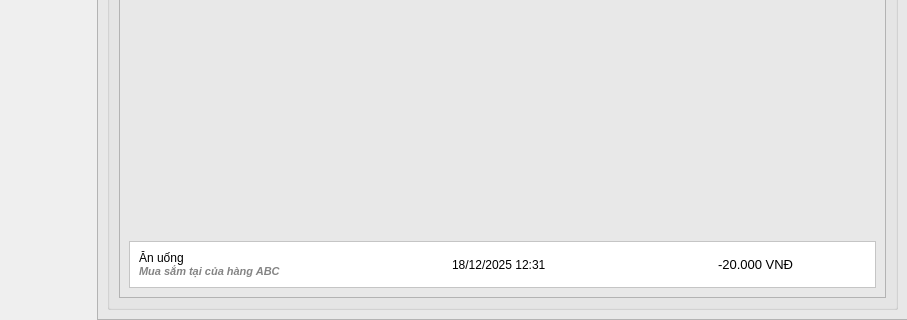
This is dashboard.ui in nmchien1106/PBL2_MONEYTRACKER as Qt 5 draws it before an edit; both pictures show x 113 to 1020 and y 411 to 731 of the 1020 by 731 pixel window. The edited form follows.
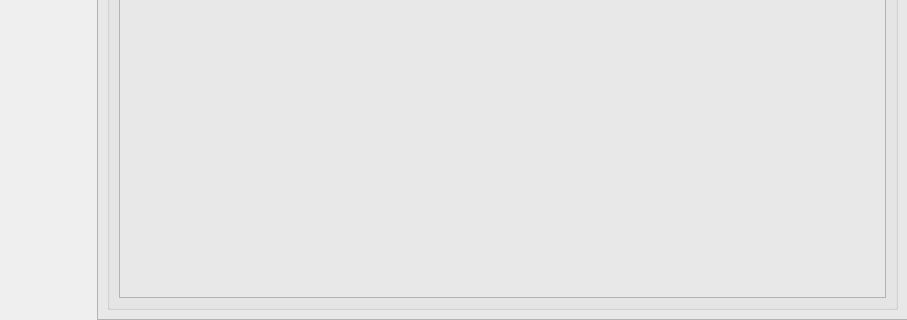
This is the edited form. The open tabs and pages were chosen to show the change. Icons and pictures are not drawn.

```diff
--- a/dashboard.ui
+++ b/dashboard.ui
@@ -1766,7 +1766,7 @@
                <property name="layoutDirection">
                 <enum>Qt::LayoutDirection::RightToLeft</enum>
                </property>
-               <layout class="QVBoxLayout" name="verticalLayout_10" stretch="0,0">
+               <layout class="QVBoxLayout" name="verticalLayout_10" stretch="0">
                 <property name="spacing">
                  <number>5</number>
                 </property>
@@ -1786,191 +1786,6 @@
                   </property>
                  </spacer>
                 </item>
-                <item>
-                 <widget class="QFrame" name="card_danhmuc">
-                  <property name="enabled">
-                   <bool>true</bool>
-                  </property>
-                  <property name="minimumSize">
-                   <size>
-                    <width>60</width>
-                    <height>0</height>
-                   </size>
-                  </property>
-                  <property name="maximumSize">
-                   <size>
-                    <width>12000000</width>
-                    <height>60</height>
-                   </size>
-                  </property>
-                  <property name="visible">
-                   <bool>false</bool>
-                  </property>
-                  <property name="styleSheet">
-                   <string notr="true">background-color: rgb(255, 255, 255);</string>
-                  </property>
-                  <property name="frameShape">
-                   <enum>QFrame::Shape::StyledPanel</enum>
-                  </property>
-                  <property name="frameShadow">
-                   <enum>QFrame::Shadow::Raised</enum>
-                  </property>
-                  <layout class="QHBoxLayout" name="horizontalLayout">
-                   <item>
-                    <layout class="QHBoxLayout" name="horizontalLayout_4">
-                     <property name="sizeConstraint">
-                      <enum>QLayout::SizeConstraint::SetMinAndMaxSize</enum>
-                     </property>
-                     <item>
-                      <widget class="QPushButton" name="remove_btn">
-                       <property name="sizePolicy">
-                        <sizepolicy hsizetype="Fixed" vsizetype="Fixed">
-                         <horstretch>0</horstretch>
-                         <verstretch>0</verstretch>
-                        </sizepolicy>
-                       </property>
-                       <property name="maximumSize">
-                        <size>
-                         <width>30</width>
-                         <height>16777215</height>
-                        </size>
-                       </property>
-                       <property name="styleSheet">
-                        <string notr="true">border: none;
-background-color: none</string>
-                       </property>
-                       <property name="text">
-                        <string/>
-                       </property>
-                       <property name="icon">
-                        <iconset resource="src.qrc">
-                         <normaloff>:/img/src/remove.png</normaloff>:/img/src/remove.png</iconset>
-                       </property>
-                       <property name="iconSize">
-                        <size>
-                         <width>22</width>
-                         <height>22</height>
-                        </size>
-                       </property>
-                      </widget>
-                     </item>
-                     <item>
-                      <widget class="QPushButton" name="edit_btn">
-                       <property name="sizePolicy">
-                        <sizepolicy hsizetype="Fixed" vsizetype="Fixed">
-                         <horstretch>0</horstretch>
-                         <verstretch>0</verstretch>
-                        </sizepolicy>
-                       </property>
-                       <property name="maximumSize">
-                        <size>
-                         <width>30</width>
-                         <height>16777215</height>
-                        </size>
-                       </property>
-                       <property name="styleSheet">
-                        <string notr="true">border: none;
-background-color: none</string>
-                       </property>
-                       <property name="text">
-                        <string/>
-                       </property>
-                       <property name="icon">
-                        <iconset resource="src.qrc">
-                         <normaloff>:/img/src/icon.ico</normaloff>:/img/src/icon.ico</iconset>
-                       </property>
-                       <property name="iconSize">
-                        <size>
-                         <width>22</width>
-                         <height>22</height>
-                        </size>
-                       </property>
-                      </widget>
-                     </item>
-                    </layout>
-                   </item>
-                   <item>
-                    <widget class="QLabel" name="amount_giaodich">
-                     <property name="text">
-                      <string>&lt;html&gt;&lt;head/&gt;&lt;body&gt;&lt;p&gt;&lt;span style=&quot; font-size:10pt;&quot;&gt;-20.000 VNĐ&lt;/span&gt;&lt;/p&gt;&lt;/body&gt;&lt;/html&gt;</string>
-                     </property>
-                    </widget>
-                   </item>
-                   <item>
-                    <spacer name="horizontalSpacer_5">
-                     <property name="orientation">
-                      <enum>Qt::Orientation::Horizontal</enum>
-                     </property>
-                     <property name="sizeHint" stdset="0">
-                      <size>
-                       <width>40</width>
-                       <height>20</height>
-                      </size>
-                     </property>
-                    </spacer>
-                   </item>
-                   <item>
-                    <widget class="QLabel" name="time_giaodich">
-                     <property name="text">
-                      <string>18/12/2025 12:31</string>
-                     </property>
-                    </widget>
-                   </item>
-                   <item>
-                    <spacer name="horizontalSpacer_2">
-                     <property name="orientation">
-                      <enum>Qt::Orientation::Horizontal</enum>
-                     </property>
-                     <property name="sizeHint" stdset="0">
-                      <size>
-                       <width>40</width>
-                       <height>20</height>
-                      </size>
-                     </property>
-                    </spacer>
-                   </item>
-                   <item>
-                    <layout class="QVBoxLayout" name="verticalLayout_11">
-                     <property name="spacing">
-                      <number>0</number>
-                     </property>
-                     <property name="leftMargin">
-                      <number>0</number>
-                     </property>
-                     <property name="topMargin">
-                      <number>0</number>
-                     </property>
-                     <property name="rightMargin">
-                      <number>0</number>
-                     </property>
-                     <property name="bottomMargin">
-                      <number>0</number>
-                     </property>
-                     <item>
-                      <widget class="QLabel" name="Title_danhmuc">
-                       <property name="text">
-                        <string>&lt;html&gt;&lt;head/&gt;&lt;body&gt;&lt;p&gt;Ăn uống&lt;/p&gt;&lt;/body&gt;&lt;/html&gt;</string>
-                       </property>
-                      </widget>
-                     </item>
-                     <item>
-                      <widget class="QLabel" name="Desc_danhmuc">
-                       <property name="sizePolicy">
-                        <sizepolicy hsizetype="Preferred" vsizetype="Maximum">
-                         <horstretch>0</horstretch>
-                         <verstretch>0</verstretch>
-                        </sizepolicy>
-                       </property>
-                       <property name="text">
-                        <string>&lt;html&gt;&lt;head/&gt;&lt;body&gt;&lt;p&gt;&lt;span style=&quot; font-size:8pt; font-weight:700; font-style:italic; color:#848484;&quot;&gt;Mua sắm tại của hàng ABC&lt;/span&gt;&lt;/p&gt;&lt;/body&gt;&lt;/html&gt;</string>
-                       </property>
-                      </widget>
-                     </item>
-                    </layout>
-                   </item>
-                  </layout>
-                 </widget>
-                </item>
                </layout>
               </widget>
              </widget>
```
Left out of the diff: 6 changed lines with no effect on the pictures.
